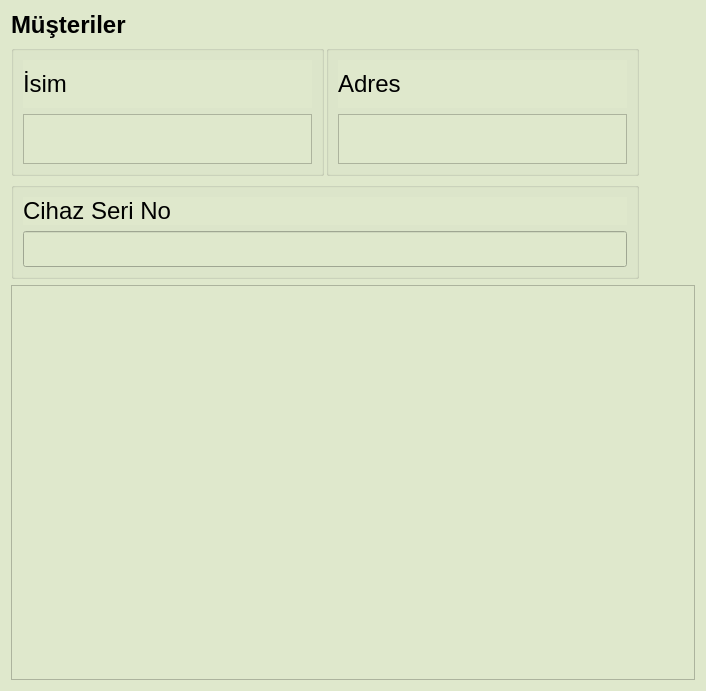
Old version of the form src/musteri.ui in the repository yunusemrecinar/QT5-cihaz-kimlik-teknik-servis.
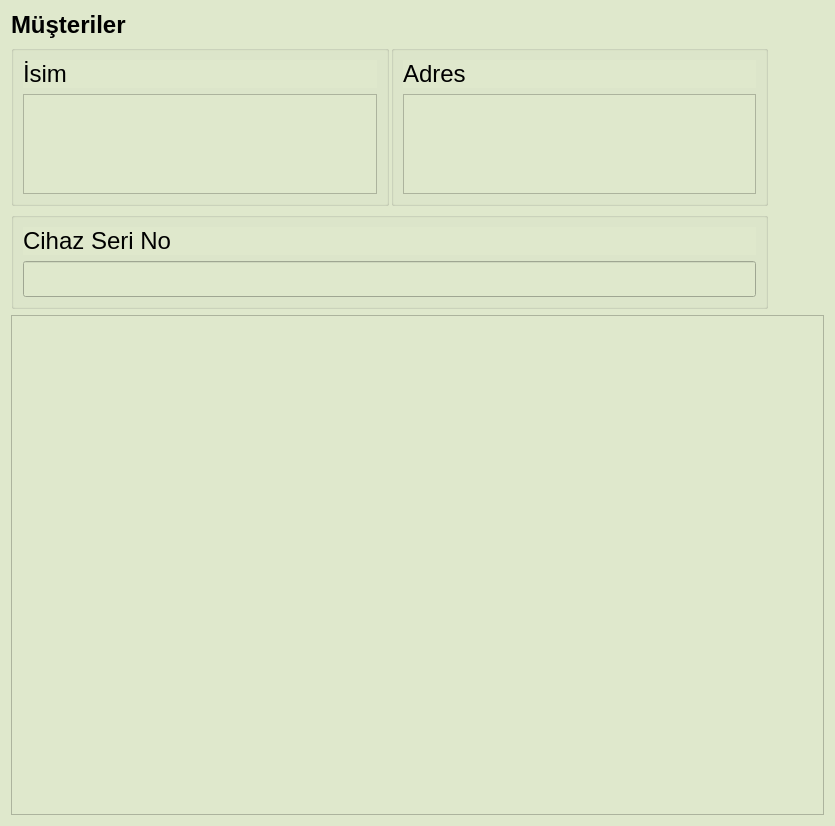
New version of the form. Icons and pictures are not drawn.

Commit message: getting musteri information

Diff of the .ui file:
```diff
--- a/src/musteri.ui
+++ b/src/musteri.ui
@@ -6,8 +6,8 @@
    <rect>
     <x>0</x>
     <y>0</y>
-    <width>706</width>
-    <height>691</height>
+    <width>835</width>
+    <height>796</height>
    </rect>
   </property>
   <property name="windowTitle">
@@ -66,10 +66,16 @@
               </item>
               <item>
                <widget class="QTextEdit" name="textEditIsim">
+                <property name="minimumSize">
+                 <size>
+                  <width>0</width>
+                  <height>100</height>
+                 </size>
+                </property>
                 <property name="maximumSize">
                  <size>
                   <width>16777215</width>
-                  <height>50</height>
+                  <height>100</height>
                  </size>
                 </property>
                 <property name="font">
@@ -105,10 +111,16 @@
                   <verstretch>0</verstretch>
                  </sizepolicy>
                 </property>
+                <property name="minimumSize">
+                 <size>
+                  <width>0</width>
+                  <height>100</height>
+                 </size>
+                </property>
                 <property name="maximumSize">
                  <size>
                   <width>16777215</width>
-                  <height>50</height>
+                  <height>100</height>
                  </size>
                 </property>
                 <property name="font">
@@ -276,7 +288,7 @@
        <property name="minimumSize">
         <size>
          <width>0</width>
-         <height>395</height>
+         <height>500</height>
         </size>
        </property>
        <property name="font">
```
The commit also changes 20 other files.
